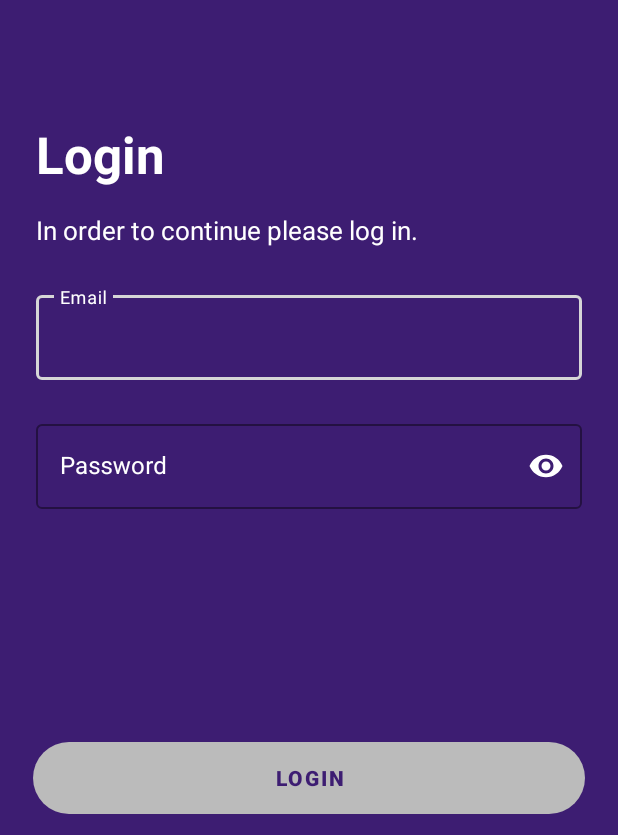
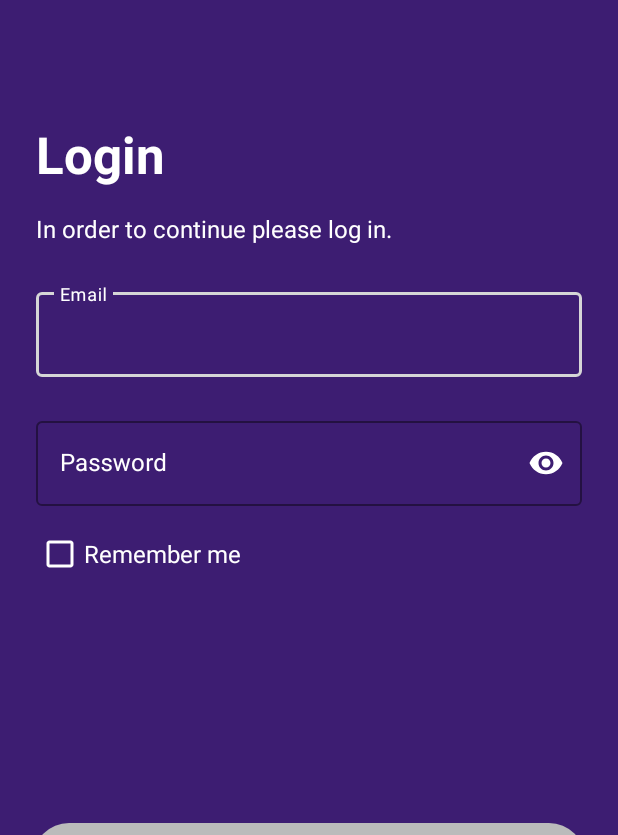
Before and after one commit to ItsBruno/shows-app-infinum-android-academy, an Android app: the screen it shows after launch (MainActivity), on a phone screen of 412 x 824 dp, the part 401-1236 px from its top. Run offline under Robolectric (Android 15) with nearby library versions, the phone set to English and light mode, and no system bars.

Commit message:
Implement remember me functionality
Change back navigation approach to a more scalable method

```diff
--- a/app/build.gradle
+++ b/app/build.gradle
@@ -60,4 +60,5 @@ dependencies {
     implementation "androidx.fragment:fragment-ktx:1.6.0"
     implementation("androidx.navigation:navigation-dynamic-features-fragment:2.6.0")
     androidTestImplementation("androidx.navigation:navigation-testing:2.6.0")
+    implementation "androidx.lifecycle:lifecycle-viewmodel-ktx:2.6.1"
 }
--- a/app/src/main/java/infinuma/android/shows/ui/MainActivity.kt
+++ b/app/src/main/java/infinuma/android/shows/ui/MainActivity.kt
@@ -25,7 +25,4 @@ class MainActivity : AppCompatActivity() {
 
     }
 
-    override fun onSupportNavigateUp(): Boolean {
-        return navController.navigateUp() || super.onSupportNavigateUp()
-    }
 }
--- a/app/src/main/java/infinuma/android/shows/ui/all_shows/ShowsFragment.kt
+++ b/app/src/main/java/infinuma/android/shows/ui/all_shows/ShowsFragment.kt
@@ -1,16 +1,23 @@
 package infinuma.android.shows.ui.all_shows
 
+import android.content.Context
+import android.content.SharedPreferences
 import android.os.Bundle
 import androidx.fragment.app.Fragment
 import android.view.LayoutInflater
 import android.view.View
 import android.view.ViewGroup
+import androidx.core.content.edit
 import androidx.navigation.fragment.findNavController
 import infinuma.android.shows.R
 import infinuma.android.shows.databinding.FragmentShowsBinding
 import infinuma.android.shows.model.shows
+import infinuma.android.shows.ui.login.LoginFragment
+import infinuma.android.shows.ui.login.PREFERENCES_NAME
 
 class ShowsFragment : Fragment() {
+
+    private lateinit var sharedPreferences: SharedPreferences
 
     private var containsShows = true
 
@@ -19,6 +26,11 @@ class ShowsFragment : Fragment() {
     private val binding get() = _binding!!
 
     private lateinit var adapter: ShowsAdapter
+    override fun onCreate(savedInstanceState: Bundle?) {
+        super.onCreate(savedInstanceState)
+        sharedPreferences = requireContext().getSharedPreferences(PREFERENCES_NAME, Context.MODE_PRIVATE)
+    }
+
 
     override fun onCreateView(
         inflater: LayoutInflater, container: ViewGroup?, savedInstanceState: Bundle?
@@ -46,6 +58,12 @@ class ShowsFragment : Fragment() {
             }
 
             logoutButton.setOnClickListener {
+                //forget user
+                sharedPreferences.edit {
+                    putBoolean(LoginFragment.REMEMBER_USER, false)
+                    putString(LoginFragment.USER_EMAIL, null)
+                    putString(LoginFragment.USER_PASSWORD, null)
+                }
                 findNavController().navigate(ShowsFragmentDirections.actionShowDetailsFragmentToLoginFragment())
             }
         }
--- a/app/src/main/java/infinuma/android/shows/ui/login/LoginFragment.kt
+++ b/app/src/main/java/infinuma/android/shows/ui/login/LoginFragment.kt
@@ -1,5 +1,7 @@
 package infinuma.android.shows.ui.login
 
+import android.content.Context
+import android.content.SharedPreferences
 import android.os.Bundle
 import android.util.Log
 import androidx.fragment.app.Fragment
@@ -7,22 +9,38 @@ import android.view.LayoutInflater
 import android.view.View
 import android.view.ViewGroup
 import android.view.inputmethod.EditorInfo
+import androidx.core.content.edit
 import androidx.core.widget.addTextChangedListener
 import androidx.navigation.fragment.findNavController
 import infinuma.android.shows.R
 import infinuma.android.shows.databinding.FragmentLoginBinding
 
+const val PREFERENCES_NAME = "Shows"
 class LoginFragment : Fragment() {
 
     companion object {
         const val EMAIL_REGEX = "^[\\w-\\.]+@([\\w-]+\\.)+[\\w-]{2,4}\$"
         const val PASSWORD_REGEX = "^.{6,}$"
+        const val REMEMBER_USER = "REMEMBER_USER"
+        const val USER_EMAIL = "USER_EMAIL"
+        const val USER_PASSWORD = "USER_PASSWORD"
     }
 
     private var _binding: FragmentLoginBinding? = null
 
     private val binding get() = _binding!!
 
+    private lateinit var sharedPreferences: SharedPreferences
+    override fun onCreate(savedInstanceState: Bundle?) {
+        super.onCreate(savedInstanceState)
+        sharedPreferences = requireContext().getSharedPreferences(PREFERENCES_NAME, Context.MODE_PRIVATE)
+        checkUserRemembered()
+    }
+
+    private fun checkUserRemembered() {
+        val userRemembered = sharedPreferences.getBoolean(REMEMBER_USER, false)
+        if (userRemembered) findNavController().navigate(LoginFragmentDirections.actionLoginFragmentToShowsFragment())
+    }
     override fun onCreateView(
         inflater: LayoutInflater, container: ViewGroup?, savedInstanceState: Bundle?
     ): View {
@@ -64,17 +82,14 @@ class LoginFragment : Fragment() {
             }
 
             emailField.addTextChangedListener {
-                binding.loginButton.isEnabled = validateEmail(binding.emailField.text.toString().trim()) && validatePassword(
-                    binding.passwordField.text.toString().trim()
-                )
+                binding.loginButton.isEnabled = validateCredentials()
             }
             passwordField.addTextChangedListener {
-                binding.loginButton.isEnabled = validateEmail(binding.emailField.text.toString().trim()) && validatePassword(
-                    binding.passwordField.text.toString().trim()
-                )
+                binding.loginButton.isEnabled = validateCredentials()
             }
 
             loginButton.setOnClickListener {
+                handleUserLoginMemorization()
                 findNavController().navigate(LoginFragmentDirections.actionLoginFragmentToShowsFragment())
             }
         }
@@ -84,7 +99,16 @@ class LoginFragment : Fragment() {
         super.onDestroyView()
         _binding = null
     }
-
+    private fun handleUserLoginMemorization() {
+        val isValidLogin = validateCredentials()
+        if (binding.rememberMeCheckbox.isChecked and isValidLogin) {
+            sharedPreferences.edit {
+                putBoolean(REMEMBER_USER, true)
+                putString(USER_EMAIL, binding.emailField.text.toString())
+                putString(USER_PASSWORD, binding.passwordField.text.toString())
+            }
+        }
+    }
     private fun validateEmail(email: String): Boolean {
         val emailRegex = Regex(EMAIL_REGEX)
         return email.matches(emailRegex)
@@ -93,6 +117,11 @@ class LoginFragment : Fragment() {
     private fun validatePassword(password: String): Boolean {/*Password must contain at least one digit, one lowercase letter, one uppercase letter, one special character and must be at least 6 characters long*/
         val passwordRegex = Regex(PASSWORD_REGEX)
         return password.matches(passwordRegex)
+    }
+    private fun validateCredentials(): Boolean {
+        return validateEmail(binding.emailField.text.toString().trim()) && validatePassword(
+            binding.passwordField.text.toString().trim()
+        )
     }
 
     private fun updatePasswordField() {
--- a/app/src/main/java/infinuma/android/shows/ui/show_details/ShowDetailsFragment.kt
+++ b/app/src/main/java/infinuma/android/shows/ui/show_details/ShowDetailsFragment.kt
@@ -69,6 +69,9 @@ class ShowDetailsFragment : Fragment() {
                 }
                 setSupportActionBar(toolAppBar)
 
+                toolAppBar.setNavigationOnClickListener {
+                    findNavController().popBackStack()
+                }
             }
 
             supportActionBar?.setDisplayHomeAsUpEnabled(true)
--- /dev/null
+++ b/app/src/main/res/color/button_tint.xml
@@ -0,0 +1,6 @@
+<?xml version="1.0" encoding="utf-8"?>
+<selector xmlns:android="http://schemas.android.com/apk/res/android">
+    <item android:color="@color/white" android:state_checked="true"/>
+    <item android:alpha="0.38" android:color="@color/white" android:state_enabled="false"/>
+    <item android:color="@color/white"/>
+</selector>
--- a/app/src/main/res/layout/fragment_login.xml
+++ b/app/src/main/res/layout/fragment_login.xml
@@ -64,7 +64,7 @@
             android:layout_width="wrap_content"
             android:layout_height="wrap_content"
             android:layout_marginTop="125dp"
-            android:layout_marginStart="24dp"
+            android:layout_marginStart="@dimen/margin_24dp"
             android:text="@string/login_activity_name"
             android:textColor="@color/white"
             android:textStyle="bold"
@@ -78,10 +78,10 @@
             android:layout_width="wrap_content"
             android:layout_height="wrap_content"
             android:layout_marginTop="@dimen/size16dp"
-            android:layout_marginStart="24dp"
+            android:layout_marginStart="@dimen/margin_24dp"
             android:text="@string/login_instruction"
             android:textColor="@color/white"
-            android:textSize="17sp"
+            android:textSize="@dimen/text16sp"
             app:layout_constraintLeft_toLeftOf="parent"
             app:layout_constraintTop_toBottomOf="@id/loginText"
             />
@@ -91,7 +91,7 @@
             style="@style/Widget.MaterialComponents.TextInputLayout.OutlinedBox"
             android:layout_width="0dp"
             android:layout_height="wrap_content"
-            android:layout_marginHorizontal="24dp"
+            android:layout_marginHorizontal="@dimen/margin_24dp"
             android:layout_marginTop="26dp"
             android:hint="@string/email_text"
             android:textColorHint="@color/white"
@@ -118,8 +118,8 @@
             style="@style/Widget.MaterialComponents.TextInputLayout.OutlinedBox"
             android:layout_width="0dp"
             android:layout_height="wrap_content"
-            android:layout_marginHorizontal="24dp"
-            android:layout_marginTop="24dp"
+            android:layout_marginHorizontal="@dimen/margin_24dp"
+            android:layout_marginTop="@dimen/margin_24dp"
             android:hint="@string/password_text"
             android:textColorHint="@color/white"
             app:boxStrokeColor="@color/selector_textfield_stroke"
@@ -143,6 +143,20 @@
                 />
         </com.google.android.material.textfield.TextInputLayout>
 
+        <CheckBox
+            android:id="@+id/remember_me_checkbox"
+            android:layout_width="wrap_content"
+            android:layout_height="wrap_content"
+            app:layout_constraintTop_toBottomOf="@id/passwordFieldLayout"
+            app:layout_constraintStart_toStartOf="parent"
+            android:layout_marginHorizontal="@dimen/margin_24dp"
+            android:layout_marginTop="@dimen/margin_8"
+            android:text="@string/remember_me"
+            android:textColor="@color/white"
+            android:textSize="@dimen/text16sp"
+            style="@style/Widget.App.CheckBox"
+            />
+
         <Button
             android:id="@+id/loginButton"
             android:layout_width="0dp"
@@ -159,7 +173,7 @@
             app:layout_constraintBottom_toBottomOf="parent"
             app:layout_constraintEnd_toEndOf="parent"
             app:layout_constraintStart_toStartOf="parent"
-            app:layout_constraintTop_toBottomOf="@id/passwordFieldLayout"
+            app:layout_constraintTop_toBottomOf="@id/remember_me_checkbox"
             />
 
     </androidx.constraintlayout.widget.ConstraintLayout>
--- a/app/src/main/res/navigation/shows_nav_graph.xml
+++ b/app/src/main/res/navigation/shows_nav_graph.xml
@@ -12,7 +12,9 @@
             android:id="@+id/actionLoginFragmentToShowsFragment"
             app:destination="@id/showsFragment"
             app:enterAnim="@android:anim/slide_in_left"
-            app:exitAnim="@android:anim/slide_out_right"/>
+            app:exitAnim="@android:anim/slide_out_right"
+            app:popUpTo="@id/loginFragment"
+            app:popUpToInclusive="true"/>
     </fragment>
     <fragment
         android:id="@+id/showsFragment"
@@ -23,7 +25,7 @@
             app:destination="@id/loginFragment"
             app:enterAnim="@android:anim/slide_in_left"
             app:exitAnim="@android:anim/slide_out_right"
-            app:popUpTo="@id/loginFragment"
+            app:popUpTo="@id/showsFragment"
             app:popUpToInclusive="true"/>
         <action
             android:id="@+id/actionShowsFragmentToShowDetailsFragment"
--- a/app/src/main/res/values/strings.xml
+++ b/app/src/main/res/values/strings.xml
@@ -32,4 +32,5 @@
     <string name="comment">Comment</string>
     <string name="submit">Submit</string>
     <string name="unknown">Unknown</string>
+    <string name="remember_me">Remember me</string>
 </resources>
--- a/app/src/main/res/values/styles.xml
+++ b/app/src/main/res/values/styles.xml
@@ -21,5 +21,8 @@
         <item name="cornerRadius">32dp</item>
         <item name="android:backgroundTint">@color/review_button_color</item>
     </style>
+    <style name="Widget.App.CheckBox" parent="Widget.MaterialComponents.CompoundButton.CheckBox">
+        <item name="buttonTint">@color/button_tint</item>
+    </style>
 
 </resources>
```
